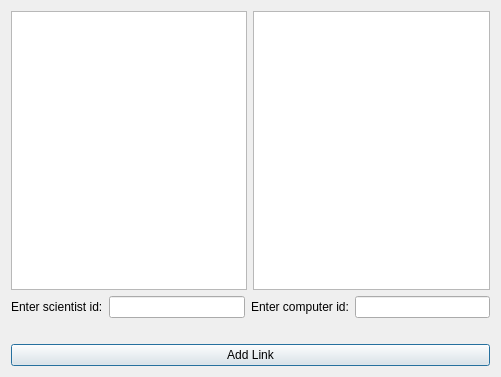
Qt form LetsRockTryAgain/addl.ui (Chris951306/VK1Group10) before a commit.
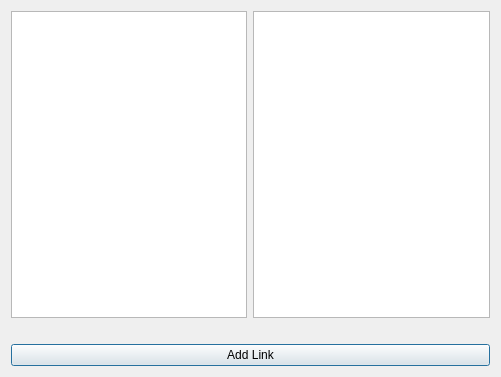
The same form after that commit.

Patch:
```diff
--- a/LetsRockTryAgain/addl.ui
+++ b/LetsRockTryAgain/addl.ui
@@ -17,35 +17,19 @@
    <item>
     <layout class="QHBoxLayout" name="horizontalLayout">
      <item>
-      <widget class="QTableWidget" name="tableWidget_2"/>
-     </item>
-     <item>
-      <widget class="QTableWidget" name="tableWidget_1"/>
-     </item>
-    </layout>
-   </item>
-   <item>
-    <layout class="QHBoxLayout" name="horizontalLayout_2">
-     <item>
-      <widget class="QLabel" name="label">
-       <property name="text">
-        <string>Enter scientist id:</string>
+      <widget class="QTableWidget" name="tableWidget_2">
+       <property name="editTriggers">
+        <set>QAbstractItemView::NoEditTriggers</set>
        </property>
       </widget>
      </item>
      <item>
-      <widget class="QLineEdit" name="linecsid"/>
-     </item>
-     <item>
-      <widget class="QLabel" name="label_2">
-       <property name="text">
-        <string>Enter computer id:</string>
+      <widget class="QTableWidget" name="tableWidget_1">
+       <property name="editTriggers">
+        <set>QAbstractItemView::NoEditTriggers</set>
        </property>
       </widget>
      </item>
-     <item>
-      <widget class="QLineEdit" name="linecid"/>
-     </item>
     </layout>
    </item>
    <item>
```
Left out of the diff: 12 changed lines with no effect on the pictures.
